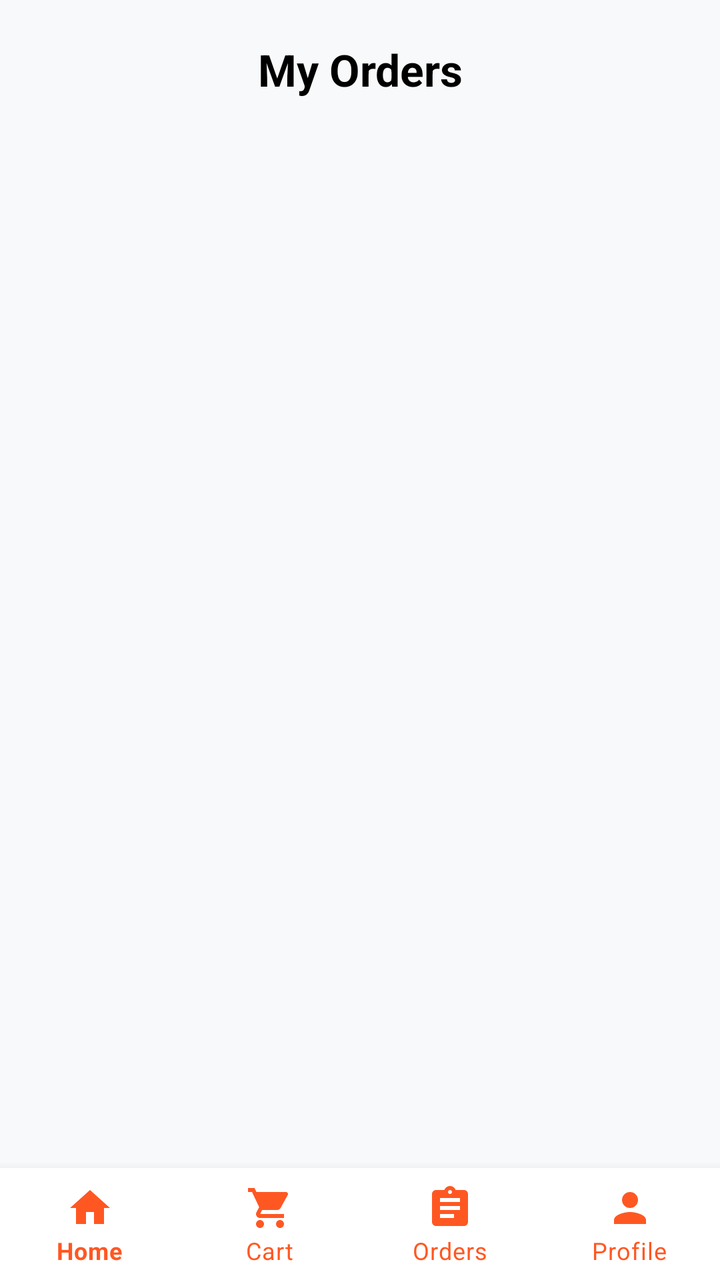
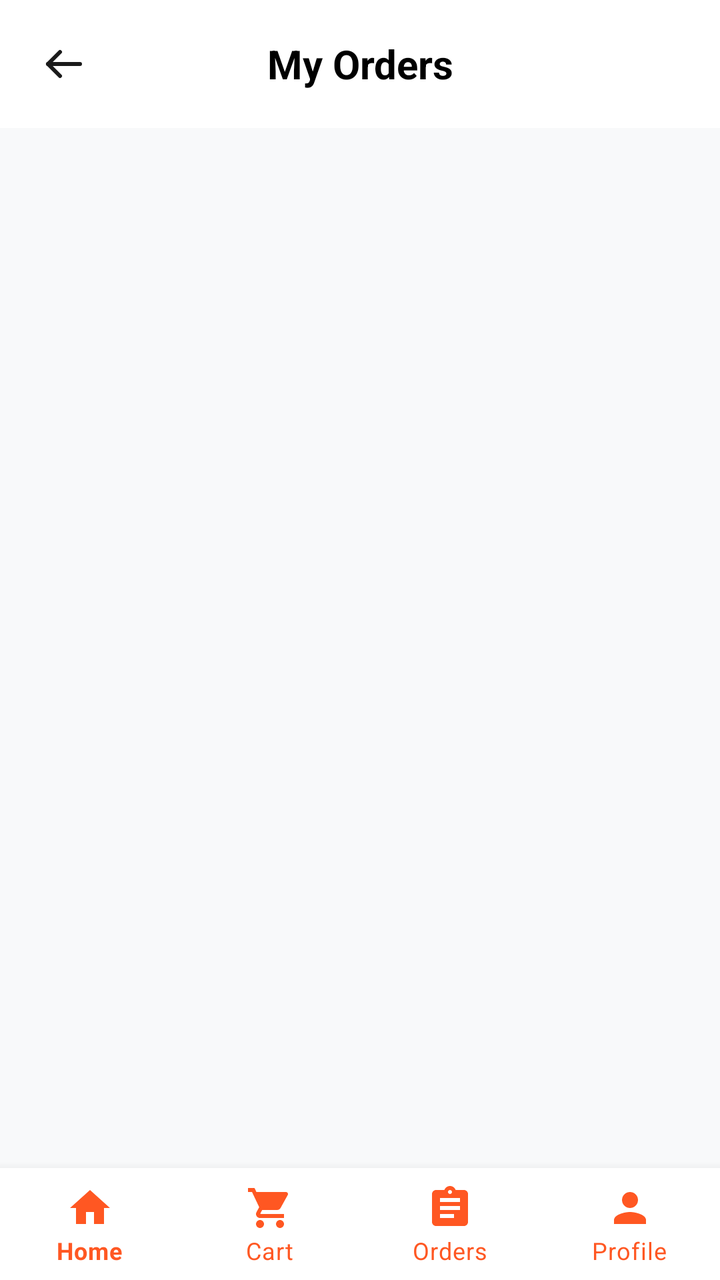

Two renders of the same Android screen: before a commit and after it. Below are the layout's source before the change and the commit's diff.
<!-- AndroidManifest.xml: application theme Theme.BakeBlissBakery -->
<!-- res/layout/activity_myorder.xml -->
<?xml version="1.0" encoding="utf-8"?>
<androidx.constraintlayout.widget.ConstraintLayout xmlns:android="http://schemas.android.com/apk/res/android"
    xmlns:app="http://schemas.android.com/apk/res-auto"
    xmlns:tools="http://schemas.android.com/tools"
    android:id="@+id/main_orders_layout"
    android:layout_width="match_parent"
    android:layout_height="match_parent"
    android:background="#F8F9FA">

    <TextView
        android:id="@+id/textView5"
        android:layout_width="match_parent"
        android:layout_height="wrap_content"
        android:text="My Orders"
        android:textAlignment="center"
        android:textSize="22sp"
        android:textStyle="bold"
        android:textColor="@color/black"
        android:padding="20dp"
        app:layout_constraintTop_toTopOf="parent" />

    <androidx.recyclerview.widget.RecyclerView
        android:id="@+id/rvOrders"
        android:layout_width="match_parent"
        android:layout_height="0dp"
        android:clipToPadding="false"
        android:paddingHorizontal="20dp"
        android:paddingTop="10dp"
        app:layout_constraintTop_toBottomOf="@id/textView5"
        app:layout_constraintBottom_toTopOf="@id/bottom_navigation"/>

    <LinearLayout
        android:id="@+id/layoutEmptyOrders"
        android:layout_width="match_parent"
        android:layout_height="wrap_content"
        android:orientation="vertical"
        android:gravity="center"
        android:visibility="gone"
        app:layout_constraintTop_toTopOf="parent"
        app:layout_constraintBottom_toTopOf="@id/bottom_navigation">

        <TextView
            android:layout_width="wrap_content"
            android:layout_height="wrap_content"
            android:text="📦"
            android:textSize="60sp"/>

        <TextView
            android:layout_width="wrap_content"
            android:layout_height="wrap_content"
            android:text="No orders yet!"
            android:textSize="20sp"
            android:textStyle="bold"
            android:textColor="@color/black"
            android:layout_marginTop="10dp"/>

        <TextView
            android:layout_width="wrap_content"
            android:layout_height="wrap_content"
            android:text="Looks like you haven't placed any orders."
            android:textSize="14sp"
            android:textColor="#757575"
            android:layout_marginTop="5dp"/>
    </LinearLayout>

    <com.google.android.material.bottomnavigation.BottomNavigationView
        android:id="@+id/bottom_navigation"
        android:layout_width="match_parent"
        android:layout_height="wrap_content"
        android:background="@color/white"
        app:itemIconTint="#FF5722"
        app:itemTextColor="#FF5722"
        app:labelVisibilityMode="labeled"
        app:layout_constraintBottom_toBottomOf="parent"
        app:menu="@menu/bottom_nav_menu" />

</androidx.constraintlayout.widget.ConstraintLayout>
<!-- resources referenced by this layout -->
<resources>
  <color name="black">#FF000000</color>
  <color name="white">#FFFFFFFF</color>
  <style name="Theme.BakeBlissBakery" parent="Theme.MaterialComponents.Light.NoActionBar">
          <item name="colorPrimary">@color/colorPrimary</item>
          <item name="colorPrimaryDark">@color/colorPrimaryDark</item>
          <item name="colorAccent">@color/colorAccent</item>
          <item name="android:statusBarColor">@color/white</item>
          <item name="android:windowLightStatusBar">true</item>
      </style>
  <color name="colorPrimary">#FF4B1F</color>
  <color name="colorPrimaryDark">#D84315</color>
  <color name="colorAccent">#FF5722</color>
</resources>

<!-- the commit's change to res/layout/activity_myorder.xml (unified diff, before → after) -->
@@ -7,17 +7,40 @@
     android:layout_height="match_parent"
     android:background="#F8F9FA">
 
-    <TextView
+    
+    <LinearLayout
         android:id="@+id/textView5"
         android:layout_width="match_parent"
         android:layout_height="wrap_content"
-        android:text="My Orders"
-        android:textAlignment="center"
-        android:textSize="22sp"
-        android:textStyle="bold"
-        android:textColor="@color/black"
-        android:padding="20dp"
-        app:layout_constraintTop_toTopOf="parent" />
+        android:orientation="horizontal"
+        android:gravity="center_vertical"
+        android:paddingHorizontal="12dp"
+        android:paddingVertical="12dp"
+        android:background="@color/white"
+        app:layout_constraintTop_toTopOf="parent">
+
+        <ImageView
+            android:id="@+id/btnBackOrders"
+            android:layout_width="40dp"
+            android:layout_height="40dp"
+            android:src="@drawable/ic_back_arrow"
+            android:padding="8dp"
+            android:background="?attr/selectableItemBackgroundBorderless"
+            android:clickable="true"
+            android:focusable="true"
+            android:contentDescription="Back" />
+
+        <TextView
+            android:layout_width="0dp"
+            android:layout_weight="1"
+            android:layout_height="wrap_content"
+            android:text="My Orders"
+            android:textAlignment="center"
+            android:textSize="20sp"
+            android:textStyle="bold"
+            android:textColor="@color/black"
+            android:layout_marginEnd="40dp" />
+    </LinearLayout>
 
     <androidx.recyclerview.widget.RecyclerView
         android:id="@+id/rvOrders"
<!-- resource entries referenced after the edit -->
@@ -2,6 +2,27 @@
 <resources>
   <color name="black">#FF000000</color>
   <color name="white">#FFFFFFFF</color>
+  <!-- drawable ic_back_arrow (drawable) -->
+  <vector xmlns:android="http://schemas.android.com/apk/res/android"
+      android:width="24dp"
+      android:height="24dp"
+      android:viewportWidth="24"
+      android:viewportHeight="24">
+      <path
+          android:fillColor="@android:color/transparent"
+          android:pathData="M20,12L4,12"
+          android:strokeWidth="2"
+          android:strokeColor="#1A1A1A"
+          android:strokeLineCap="round"
+          android:strokeLineJoin="round"/>
+      <path
+          android:fillColor="@android:color/transparent"
+          android:pathData="M10,18l-6,-6 6,-6"
+          android:strokeWidth="2"
+          android:strokeColor="#1A1A1A"
+          android:strokeLineCap="round"
+          android:strokeLineJoin="round"/>
+  </vector>
   <style name="Theme.BakeBlissBakery" parent="Theme.MaterialComponents.Light.NoActionBar">
           <item name="colorPrimary">@color/colorPrimary</item>
           <item name="colorPrimaryDark">@color/colorPrimaryDark</item>
